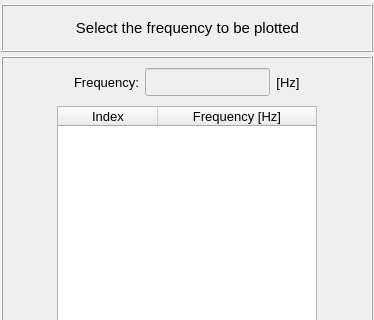
The window that vibra/interface/data/ui_files/plots/structural/displacement_field_inputs.ui (MOPT-UFSC/VIBRA) describes before a commit, drawn with Qt 5; both pictures show x 0 to 374 and y 0 to 320 of the 374 by 500 pixel window.
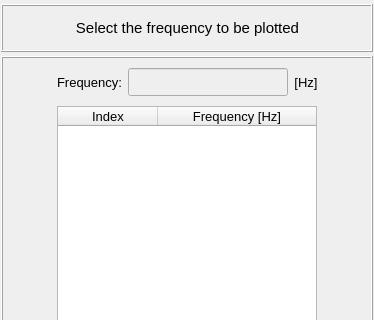
The same window after the commit.

Patch:
```diff
--- a/vibra/interface/data/ui_files/plots/structural/displacement_field_inputs.ui
+++ b/vibra/interface/data/ui_files/plots/structural/displacement_field_inputs.ui
@@ -628,7 +628,7 @@
            </property>
            <property name="minimumSize">
             <size>
-             <width>80</width>
+             <width>160</width>
              <height>28</height>
             </size>
            </property>
```
